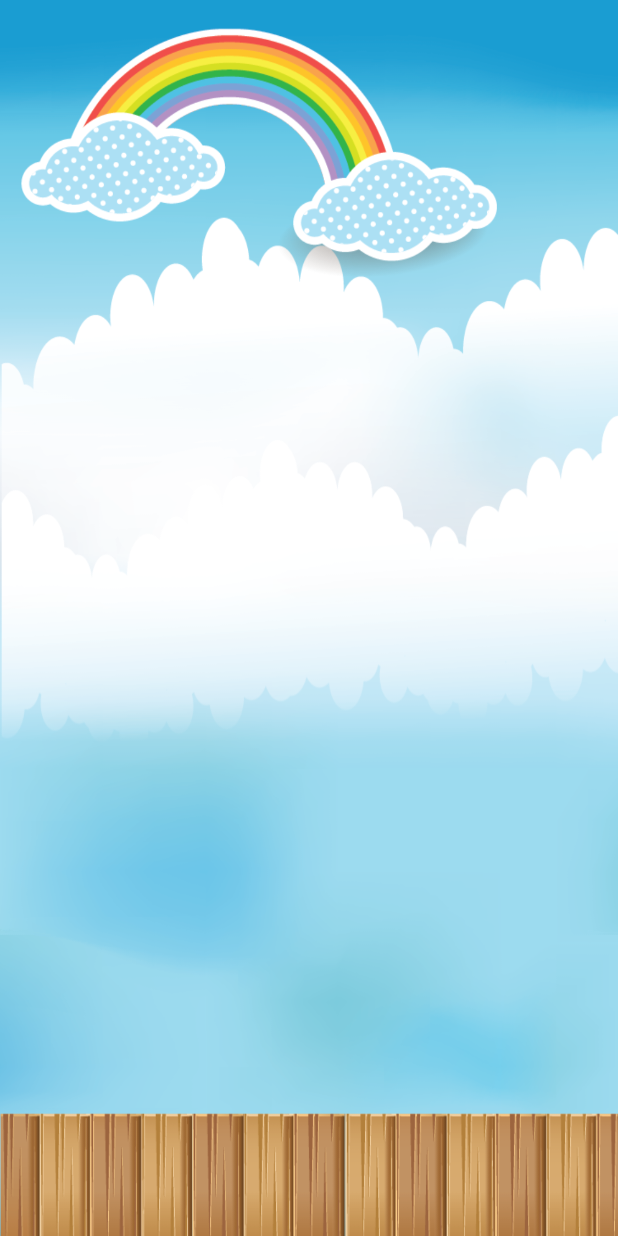
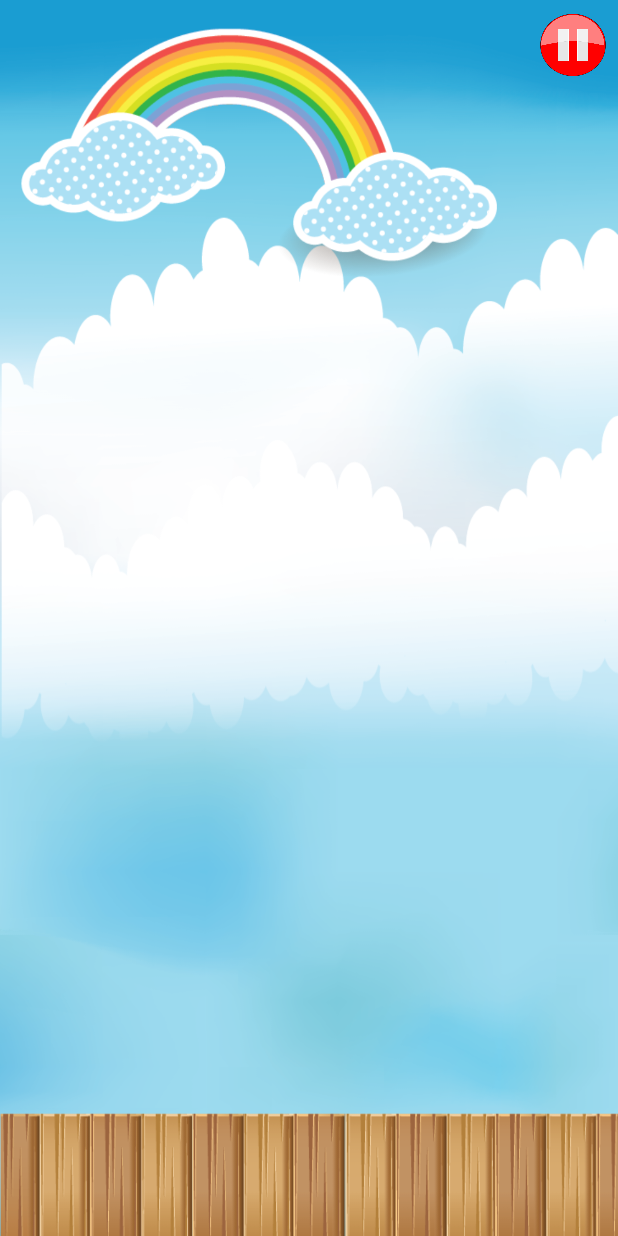
Before and after one commit to nihas/MathBalloon, an Android app: the SelectnumberActivity screen opened directly, with no data from a screen before it, after a tap on an icon or button, on a phone screen of 412 x 824 dp. Run offline under Robolectric (Android 15) with nearby library versions, the phone set to English and light mode, and no system bars.

Commit message:
05/12/15- 7.04pm

```diff
--- a/app/src/main/java/com/example/snyxius/mathballoon/Sample.java
+++ b/app/src/main/java/com/example/snyxius/mathballoon/Sample.java
@@ -2,6 +2,8 @@ package com.example.snyxius.mathballoon;
 
 import android.animation.ValueAnimator;
 import android.app.Activity;
+import android.app.Dialog;
+import android.content.Intent;
 import android.graphics.Rect;
 import android.graphics.drawable.Drawable;
 import android.os.Bundle;
@@ -16,6 +18,8 @@ import android.view.animation.AccelerateInterpolator;
 import android.widget.ImageView;
 import android.widget.LinearLayout;
 import android.widget.RelativeLayout;
+import android.widget.TextView;
+import android.widget.Toast;
 
 import java.util.ArrayList;
 import java.util.Random;
@@ -41,12 +45,15 @@ public class Sample extends Activity {
 
     };
     private Rect mDisplaySize = new Rect();
-
+     int mInt;
     private RelativeLayout mRootLayout;
     private ArrayList<View> mAllImageViews = new ArrayList<View>();
+    RelativeLayout relativeLayout;
+    private float mScale;
+    ImageView imageView,pausebutton;
+    ImageView resume,level,score,exit;
 
-    private float mScale;
-
+    TextView animtext;
     @Override
     public void onCreate(Bundle savedInstanceState) {
         super.onCreate(savedInstanceState);
@@ -58,28 +65,62 @@ public class Sample extends Activity {
         DisplayMetrics metrics = new DisplayMetrics();
         display.getMetrics(metrics);
         mScale = metrics.density;
+        mRootLayout = (RelativeLayout) findViewById(R.id.main_layout);
+        pausebutton=(ImageView)findViewById(R.id.pause);
 
-        mRootLayout = (RelativeLayout) findViewById(R.id.main_layout);
+        Bundle b = getIntent().getExtras();
+       mInt= b.getInt("Integer");
+        System.out.println("Value" + mInt);
+       /* pausebutton.setOnClickListener(new View.OnClickListener() {
+            @Override
+            public void onClick(View v) {
 
-        new Timer().schedule(new ExeTimerTask(), 0, 3000);
+                final Dialog dialog = new Dialog(Sample.this);
+                dialog.setContentView(R.layout.menudialog);
+                resume = (ImageView) dialog.findViewById(R.id.resume);
+                level = (ImageView) dialog.findViewById(R.id.level);
+                score = (ImageView) dialog.findViewById(R.id.score);
+                exit = (ImageView) dialog.findViewById(R.id.exit);
+
+
+                resume.setOnClickListener(new View.OnClickListener() {
+                    @Override
+                    public void onClick(View v) {
+
+                        dialog.dismiss();
+                    }
+                });
+                exit.setOnClickListener(new View.OnClickListener() {
+                    @Override
+                    public void onClick(View v) {
+                        Intent startMain = new Intent(Intent.ACTION_MAIN);
+                        startMain.addCategory(Intent.CATEGORY_HOME);
+                        startMain.setFlags(Intent.FLAG_ACTIVITY_NEW_TASK);
+
+                        startActivity(startMain);
+                    }
+                });
+                dialog.show();
+
+            }
+        });*/
+        new Timer().schedule(new ExeTimerTask(), 0, 1000);
     }
 
-    public void startAnimation(final ImageView aniView) {
+    public void startAnimation(final RelativeLayout aniView) {
 
         aniView.setPivotX(aniView.getWidth() / 2);
         aniView.setPivotY(aniView.getHeight() / 2);
 
-        long delay = new Random().nextInt(Constants.MAX_DELAY);
+       // long delay = new Random().nextInt(Constants.MAX_DELAY);
 
-        final ValueAnimator animator = ValueAnimator.ofFloat(1, 0.0f);
+        //speed for ballon increasing here
+        final ValueAnimator animator = ValueAnimator.ofFloat(1.1f, 0.0f);
         animator.setDuration(Constants.ANIM_DURATION);
         animator.setInterpolator(new AccelerateInterpolator());
-        animator.setStartDelay(delay);
-        final int movex = new Random().nextInt(mDisplaySize.centerX());
-//        int leftpnt=movex-280;
-//        int rightpnt=movex;
-//        int[] values={leftpnt,rightpnt};
-//        result=getRandom(values);
+        animator.setStartDelay(2000);
+        final int movex = new Random().nextInt(mDisplaySize.right);
+//
 
         animator.addUpdateListener(new ValueAnimator.AnimatorUpdateListener() {
 
@@ -90,7 +131,7 @@ public class Sample extends Activity {
             public void onAnimationUpdate(ValueAnimator animation) {
                 float value = ((Float) (animation.getAnimatedValue())).floatValue();
 
-                aniView.setTranslationX((movex-200)*value);
+                aniView.setTranslationX((movex-150)*value);
                 aniView.setTranslationY((mDisplaySize.bottom + (150*mScale))*value);
             }
         });
@@ -98,10 +139,13 @@ public class Sample extends Activity {
         animator.start();
     }
 
-    public static int getRandom(int[] array)
+    public static int getRandom(int startvalue,int endvalue)
     {
-        int rnt=new Random().nextInt(array.length);
-        return array[rnt];
+//        int leftpnt=movex-280;
+//        int rightpnt=movex;
+        Random r=new Random();
+        int values=r.nextInt(endvalue-startvalue)+startvalue;
+return values;
     }
 
     private Handler mHandler = new Handler() {
@@ -111,20 +155,54 @@ public class Sample extends Activity {
             int viewId = new Random().nextInt(LEAVES.length);
             Drawable d = getResources().getDrawable(LEAVES[viewId]);
             LayoutInflater inflate = LayoutInflater.from(Sample.this);
-            ImageView imageView = (ImageView) inflate.inflate(R.layout.ani_image_view, null);
+//            ImageView imageView = (ImageView) inflate.inflate(R.layout.ani_image_view, null);
+//            imageView.setImageDrawable(d);
+//            mRootLayout.addView(imageView);
+
+//            mAllImageViews.add(imageView);
+View child = getLayoutInflater().inflate(R.layout.duplicate, null);
+            relativeLayout = (RelativeLayout)child.findViewById(R.id.relative1);
+            imageView=(ImageView)child.findViewById(R.id.aniImageView);
+            animtext=(TextView)child.findViewById(R.id.numbertext);
+
             imageView.setImageDrawable(d);
-            mRootLayout.addView(imageView);
+            animtext.setText(String.valueOf(getRandom(2, 100)));
+            relativeLayout.setTag(animtext.getText().toString());
 
-            mAllImageViews.add(imageView);
+
+            relativeLayout.setOnClickListener(new View.OnClickListener() {
+                @Override
+                public void onClick(View v) {
+//                    RelativeLayout tvday=(RelativeLayout)findViewById(v.getId());
+//                    TextView t=(TextView)tvday.findViewById(R.id.numbertext);
+                    int num = Integer.valueOf(v.getTag().toString());
+                    System.out.println("num" + num);
+                    if(num%mInt==0) {
+                        Toast.makeText(getApplication(), "correct" , Toast.LENGTH_LONG).show();
+
+                    }
+                    else
+                    {
+                        Toast.makeText(getApplication(),"wrong", Toast.LENGTH_LONG).show();
+                    }
 
 
 
-            RelativeLayout.LayoutParams animationLayout = (RelativeLayout.LayoutParams) imageView.getLayoutParams();
+                }
+            });
+
+//            RelativeLayout relativeLayout=(RelativeLayout)inflate.inflate(R.layout.duplicate,null);
+//            relativeLayout.setBackgroundResource();
+//            relativeLayout.setBackgroundResource(d);
+            mRootLayout.addView(relativeLayout);
+
+
+            RelativeLayout.LayoutParams animationLayout = (RelativeLayout.LayoutParams) relativeLayout.getLayoutParams();
             animationLayout.setMargins(0, (int)(-200*mScale), 0, 0);
             animationLayout.width = (int) (200*mScale);
             animationLayout.height = (int) (200*mScale);
 
-            startAnimation(imageView);
+            startAnimation(relativeLayout);
         }
     };
 
--- a/app/src/main/res/layout/main.xml
+++ b/app/src/main/res/layout/main.xml
@@ -2,8 +2,18 @@
 <RelativeLayout xmlns:android="http://schemas.android.com/apk/res/android"
     android:id="@+id/main_layout"
     android:layout_width="fill_parent"
-    android:gravity="center_horizontal"
     android:layout_height="fill_parent"
-    android:background="@drawable/background2" >
+    android:background="@drawable/background2"
+    >
+
+
+    <ImageView
+
+        android:id="@+id/pause"
+        android:layout_width="60dp"
+        android:layout_height="60dp"
+        android:padding="8dp"
+        android:src="@drawable/pause"
+        android:layout_alignParentRight="true"/>
 
 </RelativeLayout>
```
Also changed, not shown: app/src/main/java/com/example/snyxius/mathballoon/MainActivity.java (deleted, +0 -144 lines), app/src/main/java/com/example/snyxius/mathballoon/SelectnumberActivity.java (+18 -56 lines), app/src/main/res/layout/duplicate.xml (added, +28 -0 lines), app/src/main/res/drawable/blast.jpeg (deleted), app/src/main/res/drawable/blast.png (added).
